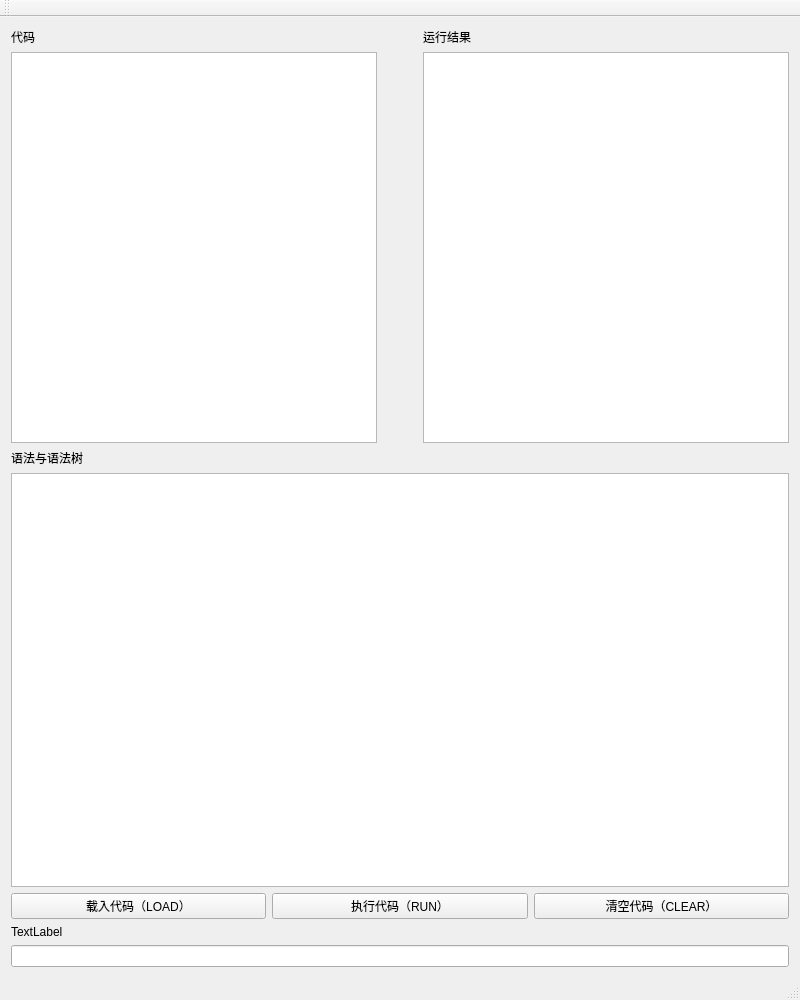
This is mainwindow.ui in Zhou-Yuhong/MiniBasic as Qt 5 draws it before an edit. The edited form follows.
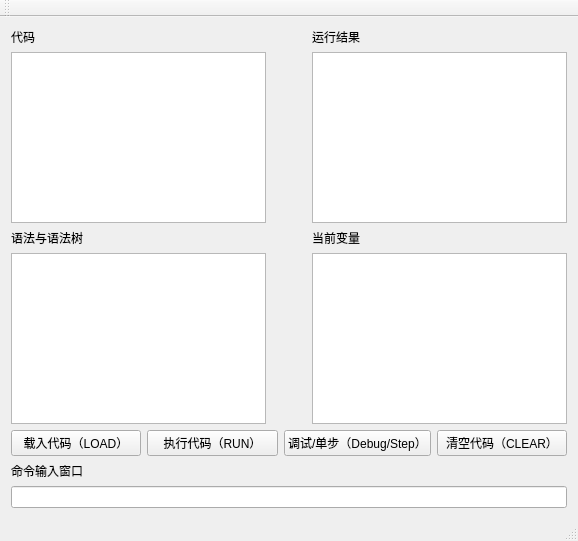
This is the edited form.

```diff
--- a/mainwindow.ui
+++ b/mainwindow.ui
@@ -6,8 +6,8 @@
    <rect>
     <x>0</x>
     <y>0</y>
-    <width>800</width>
-    <height>1000</height>
+    <width>578</width>
+    <height>541</height>
    </rect>
   </property>
   <property name="windowTitle">
@@ -64,7 +64,11 @@
      </layout>
     </item>
     <item>
-     <widget class="QLabel" name="Statement">
+     <layout class="QHBoxLayout" name="horizontalLayout_4">
+      <item>
+       <layout class="QVBoxLayout" name="verticalLayout_6">
+        <item>
+         <widget class="QLabel" name="Code_2">
       <property name="text">
        <string>语法与语法树</string>
       </property>
@@ -73,6 +77,40 @@
     <item>
      <widget class="QTextBrowser" name="Statement_Display"/>
     </item>
+       </layout>
+      </item>
+      <item>
+       <spacer name="horizontalSpacer_3">
+        <property name="orientation">
+         <enum>Qt::Horizontal</enum>
+        </property>
+        <property name="sizeType">
+         <enum>QSizePolicy::Fixed</enum>
+        </property>
+        <property name="sizeHint" stdset="0">
+         <size>
+          <width>40</width>
+          <height>20</height>
+         </size>
+        </property>
+       </spacer>
+      </item>
+      <item>
+       <layout class="QVBoxLayout" name="verticalLayout_7">
+        <item>
+         <widget class="QLabel" name="Result_2">
+          <property name="text">
+           <string>当前变量</string>
+          </property>
+         </widget>
+        </item>
+        <item>
+         <widget class="QTextBrowser" name="Variable_Display"/>
+        </item>
+       </layout>
+      </item>
+     </layout>
+    </item>
     <item>
      <layout class="QHBoxLayout" name="horizontalLayout_2">
       <item>
@@ -89,6 +127,13 @@
         </property>
        </widget>
       </item>
+      <item>
+       <widget class="QPushButton" name="pushButton">
+        <property name="text">
+         <string>调试/单步（Debug/Step）</string>
+        </property>
+       </widget>
+      </item>
       <item>
        <widget class="QPushButton" name="Button_Clear">
         <property name="text">
@@ -106,7 +151,7 @@
          <bool>true</bool>
         </property>
         <property name="text">
-         <string>TextLabel</string>
+         <string>命令输入窗口</string>
         </property>
        </widget>
       </item>
```
Left out of the diff: 2 changed lines with no effect on the pictures. Lines whose indentation alone changed are shown as unchanged.
